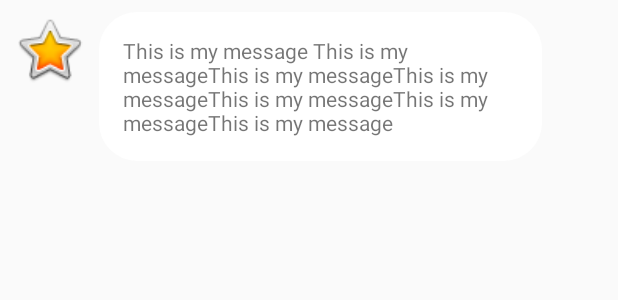
After one commit to boardguy1024/KotlinFirebaseMassenger, an Android app: the layout chat_from_row.xml on its own in the app's theme, with its tools: preview values and no code run, on a phone screen of 412 x 824 dp. The commit adds this screen. Shown: the top 300 px of the screen. Run offline under Robolectric (Android 15) with nearby library versions, the phone set to English and light mode, and no system bars.

Commit message:
chat_from_row, chat_to_row作成、ダミー表示

```diff
--- a/app/src/main/res/layout/activity_chat_log.xml
+++ b/app/src/main/res/layout/activity_chat_log.xml
@@ -38,6 +38,8 @@
         app:layout_constraintEnd_toEndOf="parent" />
 
     <android.support.v7.widget.RecyclerView
+        android:id="@+id/recyclerview_chat_log"
+        app:layoutManager="android.support.v7.widget.LinearLayoutManager"
         android:layout_width="0dp"
         android:layout_height="0dp"
         android:layout_marginBottom="8dp"
--- /dev/null
+++ b/app/src/main/res/layout/chat_from_row.xml
@@ -0,0 +1,32 @@
+<?xml version="1.0" encoding="utf-8"?>
+<android.support.constraint.ConstraintLayout xmlns:android="http://schemas.android.com/apk/res/android"
+    xmlns:app="http://schemas.android.com/apk/res-auto"
+    android:layout_width="match_parent"
+    android:layout_height="wrap_content"
+    android:layout_marginBottom="12dp">
+
+    <TextView
+        android:id="@+id/textView"
+        android:layout_width="295dp"
+        android:layout_height="wrap_content"
+        android:layout_marginLeft="8dp"
+        android:layout_marginStart="8dp"
+        android:background="@drawable/rounded_edittext_regist_login"
+        android:maxWidth="180dp"
+        android:padding="16dp"
+        android:text="This is my message This is my messageThis is my messageThis is my messageThis is my messageThis is my messageThis is my message"
+        app:layout_constraintStart_toEndOf="@+id/imageView"
+        app:layout_constraintTop_toTopOf="@+id/imageView" />
+
+    <ImageView
+        android:id="@+id/imageView"
+        android:layout_width="50dp"
+        android:layout_height="50dp"
+        android:layout_marginLeft="8dp"
+        android:layout_marginTop="8dp"
+        app:layout_constraintEnd_toStartOf="@+id/textView"
+        app:layout_constraintStart_toStartOf="parent"
+        app:layout_constraintTop_toTopOf="parent"
+        app:srcCompat="@android:drawable/btn_star_big_on" />
+
+</android.support.constraint.ConstraintLayout>
```
Also changed, not shown: app/src/main/java/com/example/parkkyungsuk/kotlinmassanger/ChatLogActivity.kt (+37 -1 lines), app/src/main/java/com/example/parkkyungsuk/kotlinmassanger/NewMessageActivity.kt (+10 -0 lines), app/src/main/res/layout/chat_to_row.xml (added, +32 -0 lines).
